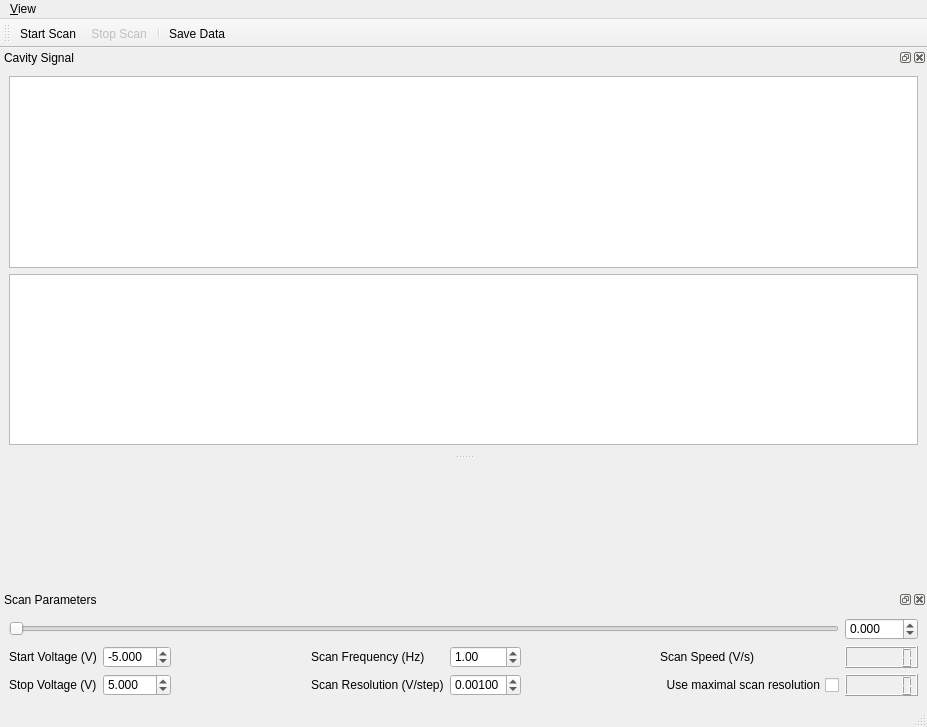
First picture: the form in gui/cavity_stabilisation/ui_cavity_stabilisation_gui.ui, repository Ulm-IQO/qudi, before the edit.
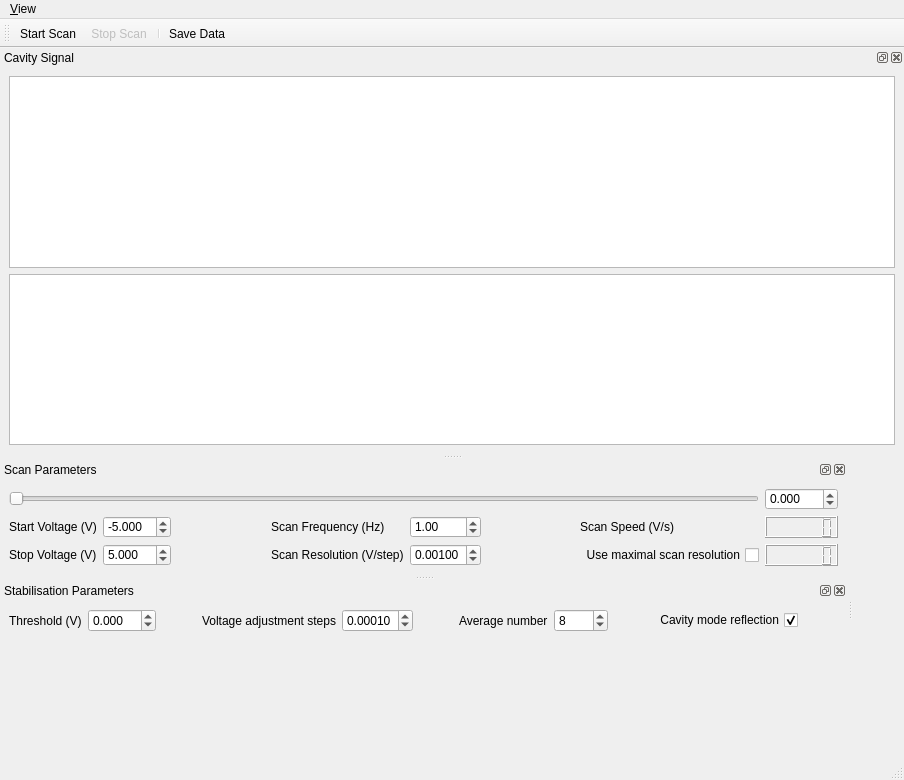
Second picture: the form after the edit. Icons and pictures are not drawn. Custom widgets are drawn as their Qt base class.

Commit message: Implemented a new dock Widget in the cavity stabilisation gui with the control parameters for the cavity stabilisation. You can enter now the threshold, the resolution (voltage adjustment steps) and the average number directly in the gui, and you can choose the cavity mode (reflection or transmission) via checkbox.

```diff
--- a/gui/cavity_stabilisation/ui_cavity_stabilisation_gui.ui
+++ b/gui/cavity_stabilisation/ui_cavity_stabilisation_gui.ui
@@ -6,8 +6,8 @@
    <rect>
     <x>0</x>
     <y>0</y>
-    <width>927</width>
-    <height>727</height>
+    <width>904</width>
+    <height>780</height>
    </rect>
   </property>
   <property name="windowTitle">
@@ -19,7 +19,7 @@
     <rect>
      <x>0</x>
      <y>0</y>
-     <width>927</width>
+     <width>904</width>
      <height>21</height>
     </rect>
    </property>
@@ -41,6 +41,12 @@
      <verstretch>0</verstretch>
     </sizepolicy>
    </property>
+   <property name="minimumSize">
+    <size>
+     <width>89</width>
+     <height>188</height>
+    </size>
+   </property>
    <property name="windowTitle">
     <string>Cavity Signal</string>
    </property>
@@ -74,7 +80,7 @@
   <widget class="QDockWidget" name="scan_parameters_DockWidget">
    <property name="minimumSize">
     <size>
-     <width>607</width>
+     <width>616</width>
      <height>115</height>
     </size>
    </property>
@@ -88,7 +94,7 @@
     <string>Scan Parameters</string>
    </property>
    <attribute name="dockWidgetArea">
-    <number>8</number>
+    <number>1</number>
    </attribute>
    <widget class="QWidget" name="dockWidgetContents_2">
     <layout class="QGridLayout" name="gridLayout">
@@ -325,6 +331,170 @@
    <addaction name="separator"/>
    <addaction name="action_Save"/>
   </widget>
+  <widget class="QDockWidget" name="stabilisation_parameters_DockWidget">
+   <property name="minimumSize">
+    <size>
+     <width>652</width>
+     <height>60</height>
+    </size>
+   </property>
+   <property name="maximumSize">
+    <size>
+     <width>524287</width>
+     <height>60</height>
+    </size>
+   </property>
+   <property name="windowTitle">
+    <string>Stabilisation Parameters</string>
+   </property>
+   <attribute name="dockWidgetArea">
+    <number>1</number>
+   </attribute>
+   <widget class="QWidget" name="dockWidgetContents_4">
+    <layout class="QHBoxLayout" name="horizontalLayout">
+     <item>
+      <widget class="QLabel" name="label_8">
+       <property name="text">
+        <string>Threshold (V)</string>
+       </property>
+      </widget>
+     </item>
+     <item>
+      <widget class="QDoubleSpinBox" name="threshold_spinBox">
+       <property name="decimals">
+        <number>3</number>
+       </property>
+       <property name="minimum">
+        <double>-10.000000000000000</double>
+       </property>
+       <property name="maximum">
+        <double>10.000000000000000</double>
+       </property>
+       <property name="singleStep">
+        <double>0.100000000000000</double>
+       </property>
+      </widget>
+     </item>
+     <item>
+      <spacer name="horizontalSpacer_6">
+       <property name="orientation">
+        <enum>Qt::Horizontal</enum>
+       </property>
+       <property name="sizeHint" stdset="0">
+        <size>
+         <width>40</width>
+         <height>20</height>
+        </size>
+       </property>
+      </spacer>
+     </item>
+     <item>
+      <widget class="QLabel" name="label_7">
+       <property name="text">
+        <string>Voltage adjustment steps</string>
+       </property>
+      </widget>
+     </item>
+     <item>
+      <widget class="QDoubleSpinBox" name="voltage_adjustment_steps_spinBox">
+       <property name="decimals">
+        <number>5</number>
+       </property>
+       <property name="maximum">
+        <double>1.000000000000000</double>
+       </property>
+       <property name="singleStep">
+        <double>0.000100000000000</double>
+       </property>
+       <property name="value">
+        <double>0.000100000000000</double>
+       </property>
+      </widget>
+     </item>
+     <item>
+      <spacer name="horizontalSpacer_7">
+       <property name="orientation">
+        <enum>Qt::Horizontal</enum>
+       </property>
+       <property name="sizeHint" stdset="0">
+        <size>
+         <width>40</width>
+         <height>20</height>
+        </size>
+       </property>
+      </spacer>
+     </item>
+     <item>
+      <widget class="QLabel" name="label_6">
+       <property name="text">
+        <string>Average number</string>
+       </property>
+      </widget>
+     </item>
+     <item>
+      <widget class="QDoubleSpinBox" name="average_number_spinBox">
+       <property name="decimals">
+        <number>0</number>
+       </property>
+       <property name="minimum">
+        <double>0.000000000000000</double>
+       </property>
+       <property name="maximum">
+        <double>1000.000000000000000</double>
+       </property>
+       <property name="singleStep">
+        <double>1.000000000000000</double>
+       </property>
+       <property name="value">
+        <double>8.000000000000000</double>
+       </property>
+      </widget>
+     </item>
+     <item>
+      <spacer name="horizontalSpacer_5">
+       <property name="orientation">
+        <enum>Qt::Horizontal</enum>
+       </property>
+       <property name="sizeHint" stdset="0">
+        <size>
+         <width>40</width>
+         <height>20</height>
+        </size>
+       </property>
+      </spacer>
+     </item>
+     <item>
+      <widget class="QCheckBox" name="cavity_mode_checkBox">
+       <property name="toolTip">
+        <string>If checked you have to measure in reflection</string>
+       </property>
+       <property name="layoutDirection">
+        <enum>Qt::RightToLeft</enum>
+       </property>
+       <property name="text">
+        <string>Cavity mode reflection</string>
+       </property>
+       <property name="checked">
+        <bool>true</bool>
+       </property>
+      </widget>
+     </item>
+     <item>
+      <spacer name="horizontalSpacer_8">
+       <property name="orientation">
+        <enum>Qt::Horizontal</enum>
+       </property>
+       <property name="sizeHint" stdset="0">
+        <size>
+         <width>40</width>
+         <height>20</height>
+        </size>
+       </property>
+      </spacer>
+     </item>
+    </layout>
+   </widget>
+  </widget>
   <action name="action_start_scanning">
    <property name="checkable">
     <bool>false</bool>
```
Left out of the diff: 140 changed lines with no effect on the pictures. The commit also changes 2 other files.
